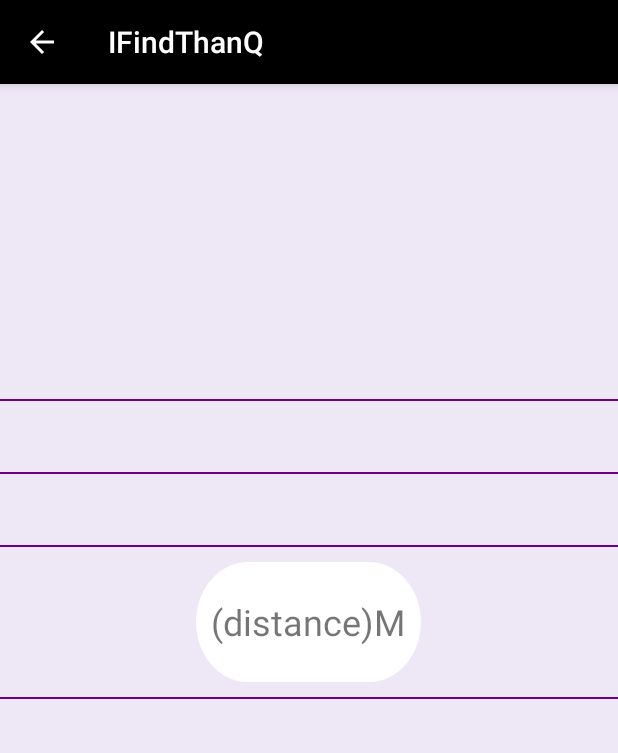
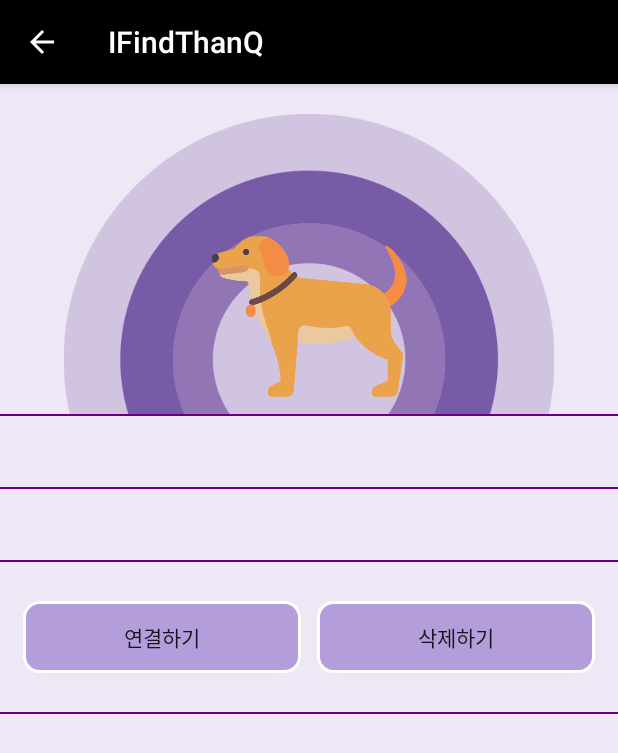
Before and after one commit to Bohyunnn/BLE_Scanning, an Android app: the BLEDistanceActivity screen opened directly, with no data from a screen before it, on a phone screen of 412 x 824 dp. Shown: the top 753 px of the screen. Run offline under Robolectric (Android 15) with nearby library versions, the phone set to English and light mode, and no system bars; 1 statement that could not run was skipped.

Commit message:
삭제 기능 추가

```diff
--- a/app/src/main/java/com/example/hansung/ifindthanq/BLEDistanceActivity.java
+++ b/app/src/main/java/com/example/hansung/ifindthanq/BLEDistanceActivity.java
@@ -1,38 +1,73 @@
 package com.example.hansung.ifindthanq;
 
 import android.content.Intent;
-import android.graphics.drawable.ShapeDrawable;
-import android.graphics.drawable.shapes.OvalShape;
 import android.support.v7.app.AppCompatActivity;
 import android.os.Bundle;
 import android.view.MenuItem;
+import android.view.View;
+import android.widget.Button;
 import android.widget.ImageView;
 import android.widget.TextView;
 
+import com.example.hansung.ifindthanq.Main.MainActivity;
+import com.example.hansung.ifindthanq.util.ProblemConfigurationVo;
+import com.example.hansung.ifindthanq.util.SQLiteDBHelperDao;
+
 public class BLEDistanceActivity extends AppCompatActivity {
+
+    private Button connectButton, removeButton;
+    String bleName;
+    String bleMac;
+    private int bleImage;
+    private SQLiteDBHelperDao mSQLiteDBHelperDao = null;  //객체선언
+    private ProblemConfigurationVo problemConfigurationVo;
+
 
     @Override
     protected void onCreate(Bundle savedInstanceState) {
         super.onCreate(savedInstanceState);
         setContentView(R.layout.activity_bledistance);
+        mSQLiteDBHelperDao = new SQLiteDBHelperDao(this);
 
         getSupportActionBar().setDisplayHomeAsUpEnabled(true);
 
+
         Intent intent = new Intent(this.getIntent());
 
-        String bleName = intent.getStringExtra("bleName");
+        bleName = intent.getStringExtra("bleName");
         TextView textView = (TextView) findViewById(R.id.textView);
         textView.setText(bleName);
 
-        String bleMac = intent.getStringExtra("bleMac");
+        bleMac = intent.getStringExtra("bleMac");
         TextView textView1 = (TextView) findViewById(R.id.textView2);
         textView1.setText(bleMac);
 
-        int bleImage = intent.getIntExtra("bleImage", 1);
+        bleImage = intent.getIntExtra("bleImage", 1);
         ImageView imageView = (ImageView) findViewById(R.id.imageView);
 
         imageView.setImageResource(bleImage);
+
+        connectButton = (Button) findViewById(R.id.connectButton);
+        removeButton = (Button) findViewById(R.id.removeButton);
+
+        removeButton.setOnClickListener(new View.OnClickListener() {
+            @Override
+            public void onClick(View v) {
+                mSQLiteDBHelperDao.deleteConfiguration(bleMac);
+
+                Intent intent1 = new Intent(BLEDistanceActivity.this, MainActivity.class);
+                startActivity(intent1);
+                finish();
+            }
+        });
     }
+
+    //연결 기능
+    public void onConnect(View view) {
+// 해당 Mac 값 연결
+
+    }
+
 
     @Override
     public boolean onOptionsItemSelected(MenuItem item) {
--- a/app/src/main/java/com/example/hansung/ifindthanq/BluetoothService.java
+++ b/app/src/main/java/com/example/hansung/ifindthanq/BluetoothService.java
@@ -153,15 +153,15 @@ public class BluetoothService extends Service {
 
                 String searchDevice = device.getAddress();
 
-                String registerDevice = "CC:44:63:42:F6:C0"; //임시로 맥 주소! //hc-06
-                //String registerDevice = "98:D3:32:70:B0:73"; //내 핸드폰 맥 주소
+                //String registerDevice = "CC:44:63:42:F6:C0"; //임시로 맥 주소! //hc-06
+                String registerDevice = "98:D3:32:70:B0:73"; //내 핸드폰 맥 주소
 
                 if (searchDevice.equals(registerDevice)) {
                     Toast.makeText(BluetoothService.this, "[rssi 값 1]= " + rssi + " 거리는 =" + dist, Toast.LENGTH_LONG).show();
                     Log.d("[rssi 값 1]", "= " + rssi + " 거리는 =" + dist);
 
                     //거리가 0이상이면 알람발생
-                    if (dist > 0) {
+                    if (dist > 1) {
                         Toast.makeText(BluetoothService.this, "[rssi 값 2]= " + rssi + " 거리는 =" + dist, Toast.LENGTH_LONG).show();
                         Toast.makeText(BluetoothService.this, "뜸?", Toast.LENGTH_LONG).show();
                         Log.d("[rssi 값 2]", "= " + rssi + " 거리는 =" + dist);
--- a/app/src/main/java/com/example/hansung/ifindthanq/util/SQLiteDBHelperDao.java
+++ b/app/src/main/java/com/example/hansung/ifindthanq/util/SQLiteDBHelperDao.java
@@ -30,6 +30,11 @@ public class SQLiteDBHelperDao extends SQLiteOpenHelper {
         super(context, DATABASE_NAME, null, DATABASE_VERSION);
     }
 
+    public SQLiteDBHelperDao(Context context, String name, SQLiteDatabase.CursorFactory factory, int version) {
+        super(context, name, factory, version);
+    }
+
+
     @Override
     public void onCreate(SQLiteDatabase db) {
         String CREATE_TABLE_BLE = "CREATE TABLE " + TABLE_BLE + "(" + KEY_SEQ + " INTEGER PRIMARY KEY," + KEY_ALBUMIMAGE + " VARCHAR, " + KEY_BLEIMAGE + " INTEGER, " + KEY_MACS + " VARCHAR, " + KEY_BLENAME + " VARCHAR) ";
@@ -44,9 +49,9 @@ public class SQLiteDBHelperDao extends SQLiteOpenHelper {
         onCreate(db);
     }
 
-    public ProblemConfigurationVo getConfigurations( int seq) {
+    public ProblemConfigurationVo getConfigurations(int seq) {
         ProblemConfigurationVo contact = new ProblemConfigurationVo();
-        String selectQuery = "SELECT  * FROM " +TABLE_BLE + " where "+KEY_SEQ +"="+seq;
+        String selectQuery = "SELECT  * FROM " + TABLE_BLE + " where " + KEY_SEQ + "=" + seq;
 
         SQLiteDatabase db = this.getWritableDatabase();
         Cursor cursor = db.rawQuery(selectQuery, null);
@@ -100,7 +105,7 @@ public class SQLiteDBHelperDao extends SQLiteOpenHelper {
         db.close(); // Closing database connection
     }
 
-    public void addConfiguration( SQLiteDatabase db, ProblemConfigurationVo problemConfigurationVo) {
+    public void addConfiguration(SQLiteDatabase db, ProblemConfigurationVo problemConfigurationVo) {
         ContentValues values = new ContentValues();
 
         values.put(KEY_ALBUMIMAGE, problemConfigurationVo.getAlbumImage());
@@ -110,4 +115,13 @@ public class SQLiteDBHelperDao extends SQLiteOpenHelper {
 
         db.insert(TABLE_BLE, null, values);
     }
+
+    //삭제 기능
+    public void deleteConfiguration(String macs) {
+        SQLiteDatabase db = getWritableDatabase();
+        db.execSQL("DELETE FROM "+TABLE_BLE+" WHERE macs='" + macs + "';");
+        db.close();
+
+    }
+
 }
--- a/app/src/main/res/layout/activity_bledistance.xml
+++ b/app/src/main/res/layout/activity_bledistance.xml
@@ -11,15 +11,37 @@
     <LinearLayout
         android:layout_width="match_parent"
         android:layout_height="wrap_content"
-        android:layout_margin="10dp"
         android:orientation="horizontal">
 
-        <ImageView
-            android:id="@+id/imageView"
-            android:layout_width="match_parent"
-            android:layout_height="150dp"
-            android:layout_margin="20dp"
-            android:layout_weight="1" />
+        <RelativeLayout
+            android:layout_width="wrap_content"
+            android:layout_height="wrap_content"
+            android:layout_weight="1">
+
+            <ImageView
+                android:id="@+id/imageView11"
+                android:layout_width="wrap_content"
+                android:layout_height="200dp"
+                android:layout_marginTop="20dp"
+                app:srcCompat="@drawable/iconcircle2" />
+
+            <ImageView
+                android:id="@+id/imageView"
+                android:layout_width="match_parent"
+                android:layout_height="130dp"
+                android:layout_alignBottom="@+id/imageView11"
+                android:layout_alignParentBottom="false"
+                android:layout_alignParentEnd="false"
+                android:layout_alignParentLeft="true"
+                android:layout_alignParentStart="true"
+                android:layout_centerHorizontal="false"
+                android:layout_centerInParent="false"
+                android:layout_centerVertical="false"
+                android:layout_weight="1"
+                android:foregroundGravity="center_vertical|center_horizontal|center"
+                app:srcCompat="@drawable/dog" />
+        </RelativeLayout>
+
     </LinearLayout>
 
     <LinearLayout
@@ -86,21 +108,31 @@
         android:orientation="vertical">
 
         <LinearLayout
-            android:layout_width="150dp"
+            android:layout_width="match_parent"
             android:layout_height="80dp"
-            android:background="@drawable/distanceimage"
+            android:layout_margin="10dp"
             android:gravity="center_horizontal|center"
-            android:orientation="vertical">
+            android:orientation="horizontal">
 
-            <TextView
-                android:id="@+id/textView3"
-                android:layout_width="match_parent"
+            <Button
+                android:id="@+id/connectButton"
+                android:layout_width="wrap_content"
                 android:layout_height="wrap_content"
+                android:layout_margin="5dp"
                 android:layout_weight="1"
-                android:gravity="center_vertical"
-                android:text="(distance)M"
-                android:textAlignment="center"
-                android:textSize="24sp" />
+                android:background="@drawable/round_background"
+                android:onClick="onConnect"
+                android:text="연결하기" />
+
+            <Button
+                android:id="@+id/removeButton"
+                android:layout_width="wrap_content"
+                android:layout_height="wrap_content"
+                android:layout_margin="5dp"
+                android:layout_weight="1"
+                android:background="@drawable/round_background"
+                android:onClick="onRemove"
+                android:text="삭제하기" />
 
         </LinearLayout>
 
```
Also changed, not shown: app/src/main/java/com/example/hansung/ifindthanq/Main/MainActivity.java (+0 -8 lines), app/src/main/res/drawable/iconcircle.png (added), app/src/main/res/drawable/iconcircle2.png (added).
